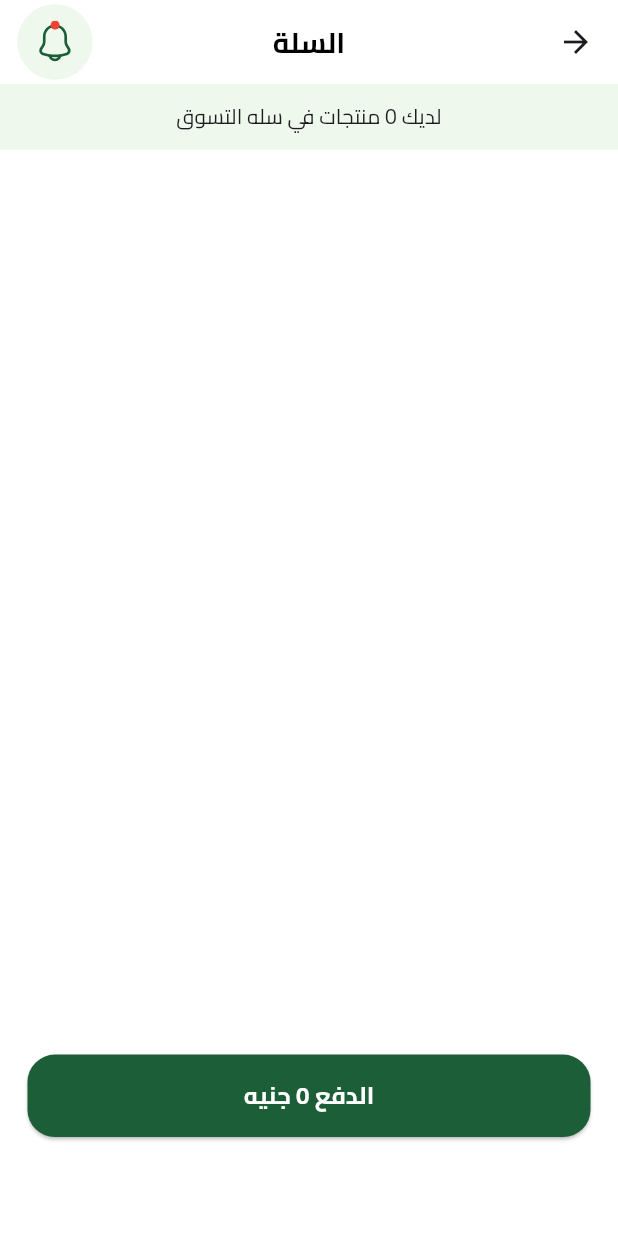
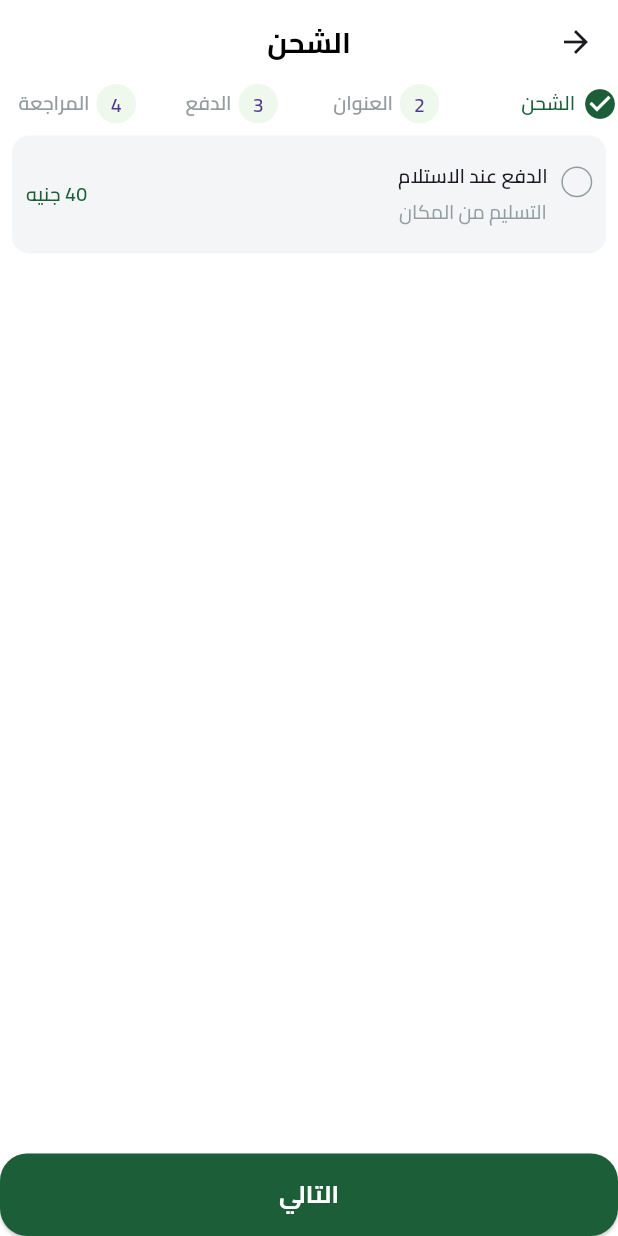
Before and after one commit to Osama-Saleh/Frutella, a Flutter app: the CardViewBody screen opened directly, after a tap on an icon or button, on a phone screen of 412 x 824 dp. Run offline on Flutter 3.47's test engine with Material 3 defaults, Android fonts, the phone set to English and light mode, and no system bars; our stand-ins replace bloc, cloud_firestore, dots_indicator, easy_localization, equatable, firebase_auth and 10 more; missing offline and left inert: dart:ffi, dart_either; accounts and stored records are empty; network calls fail.

Commit message:
create shipping page -creat list of payment

```diff
--- a/lib/core/helper/on_generate_rout.dart
+++ b/lib/core/helper/on_generate_rout.dart
@@ -4,6 +4,7 @@ import 'package:fruit/features/auth/presentation/view/singin_view.dart';
 import 'package:fruit/features/auth/presentation/view/signup_view.dart';
 import 'package:fruit/features/best_saler/presentation/view/best_saler.dart';
 import 'package:fruit/features/card_view/card/card_cubit.dart';
+import 'package:fruit/features/check_order/presentation/view/check_order_view.dart';
 import 'package:fruit/features/home/presentation/navigationbar/navigationbar_cubit.dart';
 import 'package:fruit/features/home/presentation/views/home_main_view.dart';
 import 'package:fruit/features/home/presentation/views/home_view.dart';
@@ -18,6 +19,7 @@ class OnGenerateRout {
   static const String homeView = 'homeView';
   static const String homeMainView = 'homeMainView';
   static const String bestSaler = 'bestSaler';
+  static const String checkOrderView = 'checkOrderView';
   static Route<dynamic> onGenerateRoute(RouteSettings setting) {
     switch (setting.name) {
       case OnGenerateRout.splashRoutName:
@@ -58,6 +60,10 @@ class OnGenerateRout {
         return MaterialPageRoute(
           builder: (context) => BestSaler(),
         );
+      case OnGenerateRout.checkOrderView:
+        return MaterialPageRoute(
+          builder: (context) => CheckOrderView(),
+        );
       default:
         return MaterialPageRoute(
           builder: (context) => Scaffold(),
--- a/lib/features/card_view/presentation/widgets/card_view_body.dart
+++ b/lib/features/card_view/presentation/widgets/card_view_body.dart
@@ -1,6 +1,7 @@
 import 'package:flutter/material.dart';
 import 'package:flutter_bloc/flutter_bloc.dart';
 import 'package:flutter_screenutil/flutter_screenutil.dart';
+import 'package:fruit/core/helper/on_generate_rout.dart';
 import 'package:fruit/core/widgets/custom_elevated_button.dart';
 import 'package:fruit/features/best_saler/presentation/view/best_saler.dart';
 import 'package:fruit/features/card_view/card/card_cubit.dart';
@@ -62,7 +63,10 @@ class CardViewBody extends StatelessWidget {
                   child: CustomElevatedButton(
                     title:
                         'الدفع ${context.read<CardItemCubit>().state.cardItemEntitys.fold(0, (sum, item) => sum + item.product.price * item.count)} جنيه',
-                    onPressed: () {},
+                    onPressed: () {
+                      Navigator.pushNamed(
+                          context, OnGenerateRout.checkOrderView);
+                    },
                   ),
                 ))
           ],
--- /dev/null
+++ b/lib/features/check_order/presentation/module/check_order.dart
@@ -0,0 +1,22 @@
+import 'package:flutter/material.dart';
+import 'package:fruit/features/check_order/presentation/widgets/shipping_sections.dart';
+
+class CheckOrderSteps {
+  static List<String> checkOrderSteps() {
+    return [
+      'الشحن',
+      'العنوان',
+      'الدفع',
+      'المراجعة',
+    ];
+  }
+
+  static List<Widget> checkOrderPages() {
+    return [
+      ShippingSections(),
+      Text('Address Page'),
+      Text('Payment Page'),
+      Text('Review Page'),
+    ];
+  }
+}
--- /dev/null
+++ b/lib/features/check_order/presentation/view/check_order_view.dart
@@ -0,0 +1,11 @@
+import 'package:flutter/material.dart';
+import 'package:fruit/features/check_order/presentation/widgets/check_order_view_body.dart';
+
+class CheckOrderView extends StatelessWidget {
+  const CheckOrderView({super.key});
+
+  @override
+  Widget build(BuildContext context) {
+    return CheckOrderViewBody();
+  }
+}
--- /dev/null
+++ b/lib/features/check_order/presentation/widgets/active_steps.dart
@@ -0,0 +1,22 @@
+import 'package:flutter/material.dart';
+import 'package:flutter_screenutil/flutter_screenutil.dart';
+import 'package:fruit/core/utils/app_colors.dart';
+import 'package:fruit/core/utils/app_text_styles.dart';
+
+class ActiveSteps extends StatelessWidget {
+  final String title;
+  const ActiveSteps({super.key, required this.title});
+
+  @override
+  Widget build(BuildContext context) {
+    return Row(
+      children: [
+        Icon(Icons.check_circle, color: AppColors.primaryColor),
+        SizedBox(width: 4.w),
+        Text(title,
+            style: AppTextStyles.semiBold13
+                .copyWith(color: AppColors.primaryColor)),
+      ],
+    );
+  }
+}
--- /dev/null
+++ b/lib/features/check_order/presentation/widgets/check_order_view_body.dart
@@ -0,0 +1,69 @@
+import 'package:flutter/material.dart';
+import 'package:fruit/core/widgets/custom_elevated_button.dart';
+import 'package:fruit/features/best_saler/presentation/view/best_saler.dart';
+import 'package:fruit/features/check_order/presentation/module/check_order.dart';
+import 'package:fruit/features/check_order/presentation/widgets/steps_item.dart';
+
+class CheckOrderViewBody extends StatefulWidget {
+  const CheckOrderViewBody({super.key});
+  @override
+  State<CheckOrderViewBody> createState() => _CheckOrderViewBodyState();
+}
+
+class _CheckOrderViewBodyState extends State<CheckOrderViewBody> {
+  late PageController? pageController;
+  @override
+  void initState() {
+    pageController = PageController();
+    super.initState();
+  }
+
+  @override
+  void dispose() {
+    pageController?.dispose();
+    super.dispose();
+  }
+
+  @override
+  Widget build(BuildContext context) {
+    return Scaffold(
+      appBar: CustomAppBarApp(
+        title: 'الشحن',
+        showNotification: false,
+      ),
+      body: SafeArea(
+        child: Column(
+          children: [
+            Row(
+              children: List.generate(CheckOrderSteps.checkOrderSteps().length,
+                  (index) {
+                return Expanded(
+                    child: StepsItem(
+                  title: CheckOrderSteps.checkOrderSteps()[index],
+                  index: '${index + 1}',
+                  isActive: index == 0 ? true : false,
+                ));
+              }),
+            ),
+            Expanded(
+              child: Padding(
+                padding: const EdgeInsets.all(8.0),
+                child: PageView.builder(
+                  controller: pageController,
+                  physics: NeverScrollableScrollPhysics(),
+                  itemBuilder: (context, index) {
+                    return CheckOrderSteps.checkOrderPages()[index];
+                  },
+                ),
+              ),
+            ),
+            CustomElevatedButton(
+              title: 'التالي',
+              onPressed: () {},
+            )
+          ],
+        ),
+      ),
+    );
+  }
+}
--- /dev/null
+++ b/lib/features/check_order/presentation/widgets/in_active_steps.dart
@@ -0,0 +1,31 @@
+import 'package:flutter/material.dart';
+import 'package:flutter_screenutil/flutter_screenutil.dart';
+import 'package:fruit/core/utils/app_colors.dart';
+import 'package:fruit/core/utils/app_text_styles.dart';
+
+class InActiveSteps extends StatelessWidget {
+  final String index;
+  final String title;
+  const InActiveSteps({super.key, required this.title, required this.index});
+
+  @override
+  Widget build(BuildContext context) {
+    return Row(
+      mainAxisAlignment: MainAxisAlignment.center,
+      children: [
+        CircleAvatar(
+          radius: 11.5.r,
+          backgroundColor: AppColors.veryLightGreenColor,
+          child: Text(
+            index,
+            style: AppTextStyles.semiBold13,
+          ),
+        ),
+        SizedBox(width: 4.w),
+        Text(title,
+            style:
+                AppTextStyles.semiBold13.copyWith(color: AppColors.grayColor)),
+      ],
+    );
+  }
+}
--- /dev/null
+++ b/lib/features/check_order/presentation/widgets/shipping_item.dart
@@ -0,0 +1,52 @@
+import 'package:flutter/material.dart';
+import 'package:flutter_screenutil/flutter_screenutil.dart';
+import 'package:fruit/core/utils/app_colors.dart';
+import 'package:fruit/core/utils/app_text_styles.dart';
+
+class ShippingItem extends StatelessWidget {
+  const ShippingItem({super.key});
+
+  @override
+  Widget build(BuildContext context) {
+    return Container(
+      padding: EdgeInsets.symmetric(horizontal: 8.w, vertical: 15.h),
+      clipBehavior: Clip.antiAlias,
+      decoration: ShapeDecoration(
+          color: AppColors.grayLighColor,
+          shape: RoundedRectangleBorder(
+            borderRadius: BorderRadius.circular(10.r),
+          )),
+      child: Row(
+        children: [
+          Transform.translate(
+            offset: Offset(0, -7.h),
+            child: Container(
+              width: 18.w,
+              height: 18.w,
+              decoration: BoxDecoration(
+                border: Border.all(color: AppColors.grayColor),
+                shape: BoxShape.circle,
+              ),
+            ),
+          ),
+          SizedBox(width: 8.w),
+          Column(
+            spacing: 4.h,
+            children: [
+              Text('الدفع عند الاستلام', style: AppTextStyles.semiBold13),
+              Text('التسليم من المكان',
+                  style: AppTextStyles.regular13.copyWith(
+                    color: AppColors.grayColor,
+                  )),
+            ],
+          ),
+          Spacer(),
+          Text('40 جنيه',
+              style: AppTextStyles.semiBold13.copyWith(
+                color: AppColors.primaryColor,
+              )),
+        ],
+      ),
+    );
+  }
+}
--- /dev/null
+++ b/lib/features/check_order/presentation/widgets/shipping_sections.dart
@@ -0,0 +1,15 @@
+import 'package:flutter/material.dart';
+import 'package:fruit/features/check_order/presentation/widgets/shipping_item.dart';
+
+class ShippingSections extends StatelessWidget {
+  const ShippingSections({super.key});
+
+  @override
+  Widget build(BuildContext context) {
+    return Column(
+      children: [
+        ShippingItem(),
+      ],
+    );
+  }
+}
--- /dev/null
+++ b/lib/features/check_order/presentation/widgets/steps_item.dart
@@ -0,0 +1,22 @@
+import 'package:flutter/material.dart';
+import 'package:fruit/features/check_order/presentation/widgets/active_steps.dart';
+import 'package:fruit/features/check_order/presentation/widgets/in_active_steps.dart';
+
+class StepsItem extends StatelessWidget {
+  final String title;
+  final String index;
+  final bool isActive;
+  const StepsItem({super.key, required this.title, required this.index
+  , required this.isActive
+  });
+
+  @override
+  Widget build(BuildContext context) {
+    return AnimatedCrossFade(
+        firstChild: InActiveSteps(title: title, index: index),
+        secondChild: ActiveSteps(title: title),
+        crossFadeState:
+            isActive ? CrossFadeState.showSecond : CrossFadeState.showFirst,
+        duration: Duration(milliseconds: 300));
+  }
+}
```
